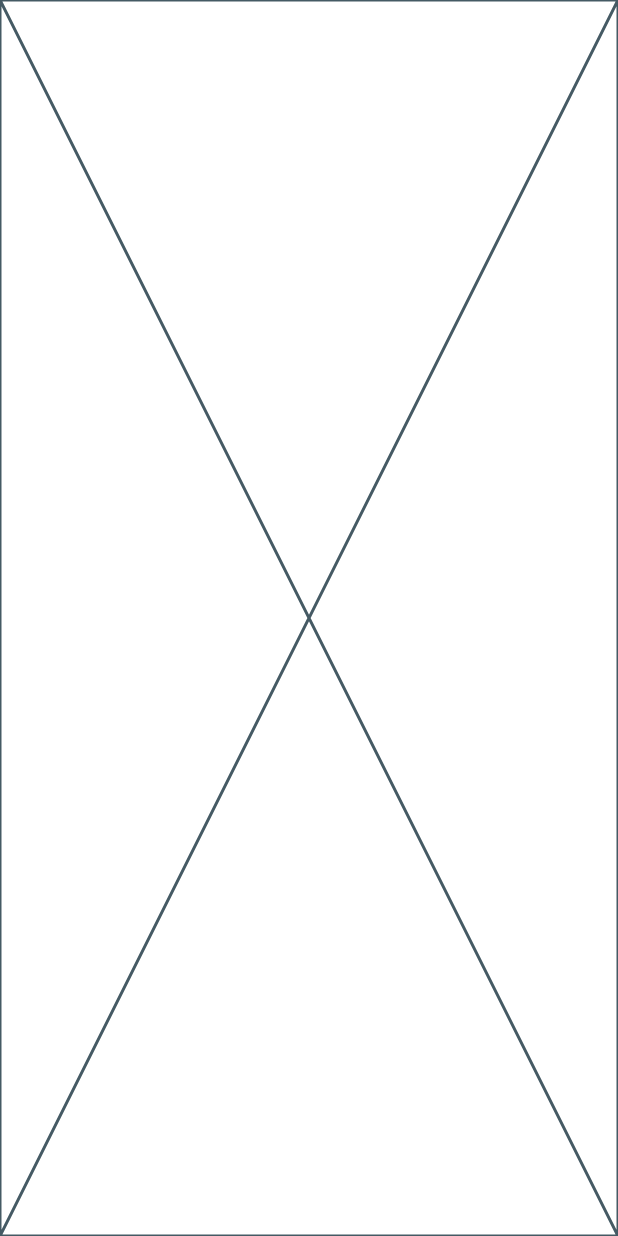
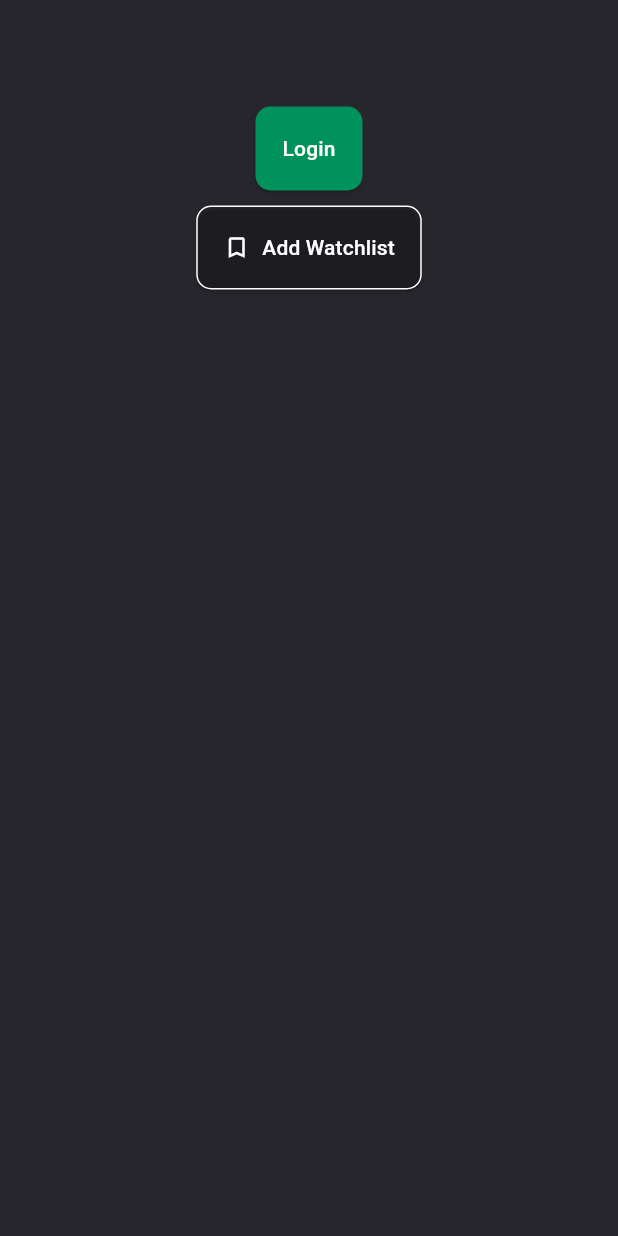
Before and after one commit to neit1803/cross-platform-movies-streaming, a Flutter app: the screen it shows after launch, on a phone screen of 412 x 824 dp. Run offline on Flutter 3.47's test engine with Material 3 defaults, Android fonts, the light colour scheme and no system bars.

Commit message:
Feature(widgets):complete custom button

```diff
--- a/lib/config/app_colors.dart
+++ b/lib/config/app_colors.dart
@@ -2,7 +2,7 @@ import 'dart:ui';
 import 'package:flutter/material.dart';
 
 class AppColorConfig {
-  static const Color button = Color(0x00925D);
-  static const Color background = Color(0x28262D);
-  static const Color rating = Color(0xFFCD19);
+  static const Color button = Color(0xFF00925D);
+  static const Color background = Color(0xFF28262D);
+  static const Color rating = Color(0xFFFFCD19);
 }
--- a/lib/main.dart
+++ b/lib/main.dart
@@ -1,3 +1,5 @@
+import 'package:cross_platform_flms_application/config/app_colors.dart';
+import 'package:cross_platform_flms_application/screens/home/home_screen.dart';
 import 'package:flutter/material.dart';
 
 void main() {
@@ -9,6 +11,14 @@
 
   @override
   Widget build(BuildContext context) {
-    return const Placeholder();
+    return MaterialApp(
+      title: "Movies Streaming",
+      debugShowCheckedModeBanner: false,
+      theme: ThemeData(
+        scaffoldBackgroundColor: AppColorConfig.background,
+        useMaterial3: true,
+      ),
+      home: HomeScreen(),
+    );
   }
 }
--- /dev/null
+++ b/lib/screens/home/home_screen.dart
@@ -0,0 +1,42 @@
+import 'package:cross_platform_flms_application/config/app_colors.dart';
+import 'package:cross_platform_flms_application/config/app_icons.dart';
+import 'package:cross_platform_flms_application/widgets/custom_button.dart';
+import 'package:flutter/material.dart';
+
+class HomeScreen extends StatefulWidget {
+  const HomeScreen({super.key});
+
+  @override
+  State<HomeScreen> createState() => _HomeScreenState();
+}
+
+class _HomeScreenState extends State<HomeScreen> {
+  void helloWorld() {
+    print("hello world");
+  }
+
+  @override
+  Widget build(BuildContext context) {
+    return Scaffold(
+      appBar: AppBar(
+        backgroundColor: Colors.transparent,
+      ),
+      body: SafeArea(
+          child: Container(
+              margin: EdgeInsets.only(top: 15.0),
+              child: Column(
+                children: [
+                  CustomButton(
+                      content: "Login", onPressed: helloWorld, isActive: true),
+                  SizedBox(height: 10),
+                  CustomButton(
+                    content: "Add Watchlist",
+                    onPressed: helloWorld,
+                    isActive: false,
+                    icon: AppIconsConfig.favoriteIcon,
+                  ),
+                ],
+              ))),
+    );
+  }
+}
--- /dev/null
+++ b/lib/widgets/custom_button.dart
@@ -0,0 +1,45 @@
+import 'package:cross_platform_flms_application/config/app_colors.dart';
+import 'package:flutter/material.dart';
+
+class CustomButton extends StatelessWidget {
+  final String content;
+  final VoidCallback onPressed;
+  final bool isActive;
+  final Icon? icon;
+  const CustomButton(
+      {super.key,
+      required this.content,
+      required this.onPressed,
+      this.icon,
+      required this.isActive});
+  @override
+  Widget build(BuildContext context) {
+    return Center(
+        child: Column(mainAxisAlignment: MainAxisAlignment.center, children: [
+      ElevatedButton(
+        style: ElevatedButton.styleFrom(
+          backgroundColor:
+              isActive ? AppColorConfig.button : Colors.transparent,
+          side: !isActive ? BorderSide(width: 1.0, color: Colors.white) : null,
+          foregroundColor: Colors.white,
+          shape: RoundedRectangleBorder(
+            borderRadius:
+                BorderRadius.circular(10), // Set to zero for square corners
+          ),
+          padding: const EdgeInsets.all(18.0), // Optional: to set padding
+        ),
+        onPressed: () {
+          onPressed();
+        },
+        child: Row(
+          mainAxisSize: MainAxisSize.min,
+          children: [
+            if (icon != null) ...[icon!],
+            if (icon != null) const SizedBox(width: 8.0),
+            Text("$content"),
+          ],
+        ),
+      )
+    ]));
+  }
+}
```
